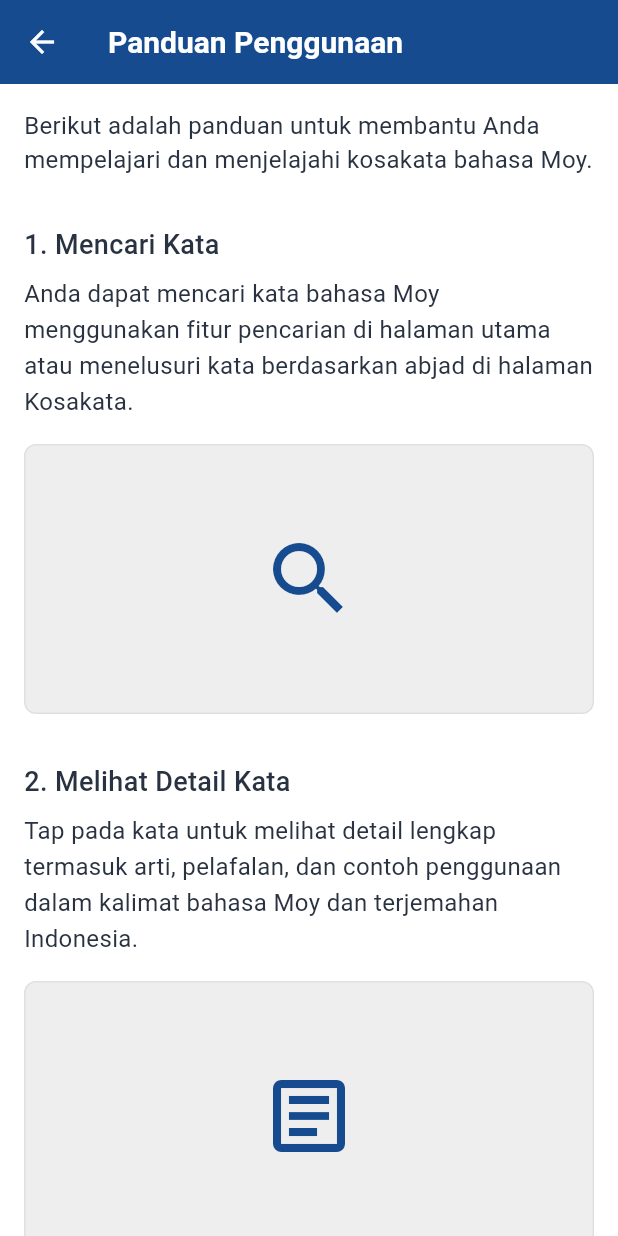
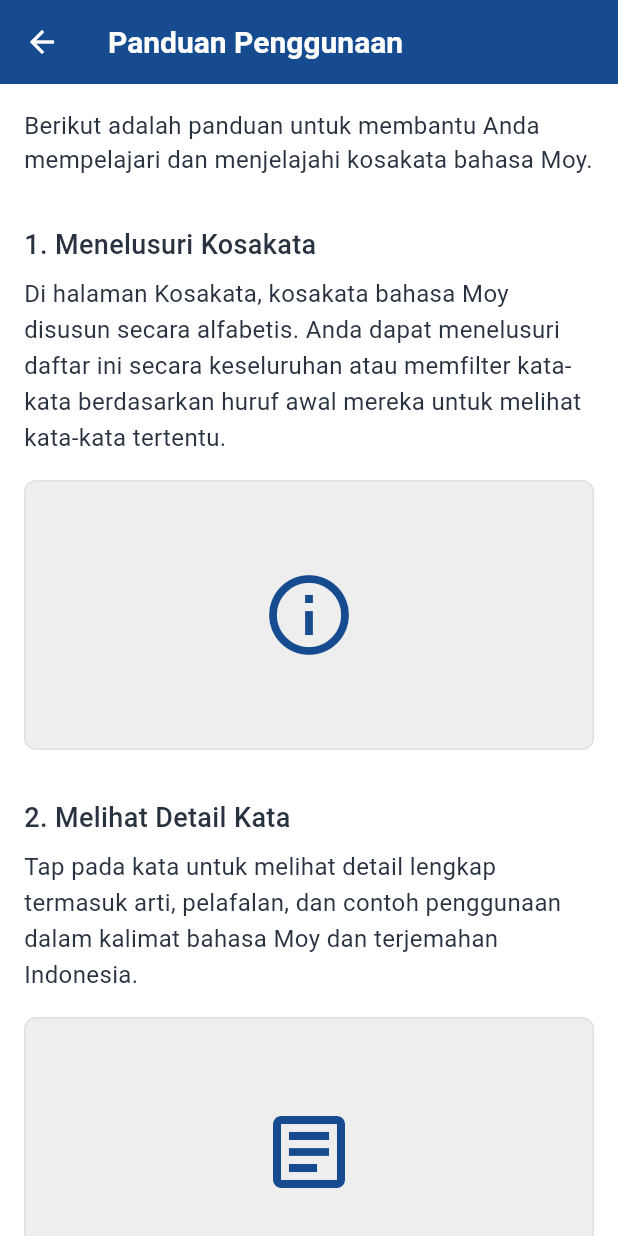
Before and after one commit to papua-opensource/kamus-bahasa-moy, a Flutter app: the UsageGuideScreen screen opened directly, on a phone screen of 412 x 824 dp. Run offline on Flutter 3.47's test engine with Material 3 defaults, Android fonts, the light colour scheme and no system bars; our stand-ins replace flutter_secure_storage; accounts and stored records are empty; project files that could hold a hidden picture were left out.

Commit message:
fix: update usage guide styling for text and content for first point

```diff
--- a/lib/screens/usage_guide_screen.dart
+++ b/lib/screens/usage_guide_screen.dart
@@ -35,8 +35,8 @@
 
             _buildGuideItem(
               context,
-              '1. Mencari Kata',
-              'Anda dapat mencari kata bahasa Moy menggunakan fitur pencarian di halaman utama atau menelusuri kata berdasarkan abjad di halaman Kosakata.',
+              '1. Menelusuri Kosakata',
+              'Di halaman Kosakata, kosakata bahasa Moy disusun secara alfabetis. Anda dapat menelusuri daftar ini secara keseluruhan atau memfilter kata-kata berdasarkan huruf awal mereka untuk melihat kata-kata tertentu.',
               'assets/images/search_illustration.png',
             ),
 
@@ -107,6 +107,7 @@
                             color: Color(0xFF293241),
                             fontSize: 20,
                             fontWeight: FontWeight.bold,
+                            fontStyle: FontStyle.italic,
                           ),
                         ),
                         const SizedBox(height: 8),
@@ -117,7 +118,12 @@
                               fontSize: 16,
                             ),
                             children: [
-                              TextSpan(text: '[abletsiŋ] '),
+                              TextSpan(
+                                  text: '[abletsiŋ]',
+                                  style: TextStyle(
+                                    fontStyle: FontStyle.italic,
+                                  )),
+                              TextSpan(text: ' '),
                               TextSpan(
                                 text: 'a',
                                 style: TextStyle(
```
